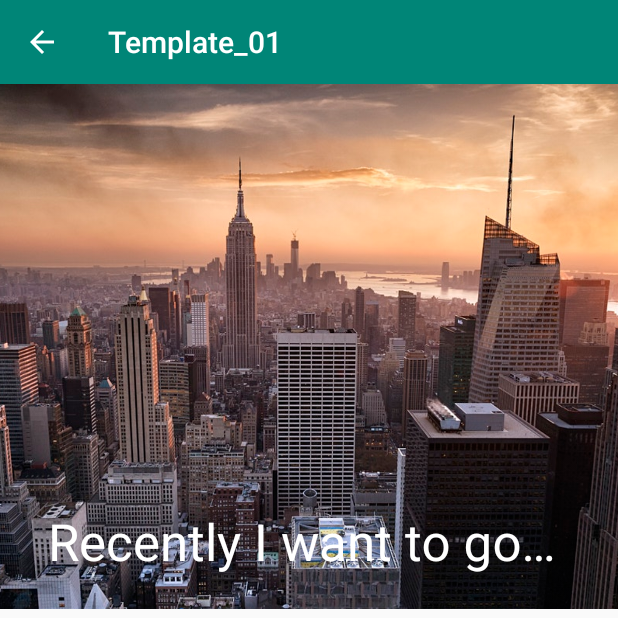
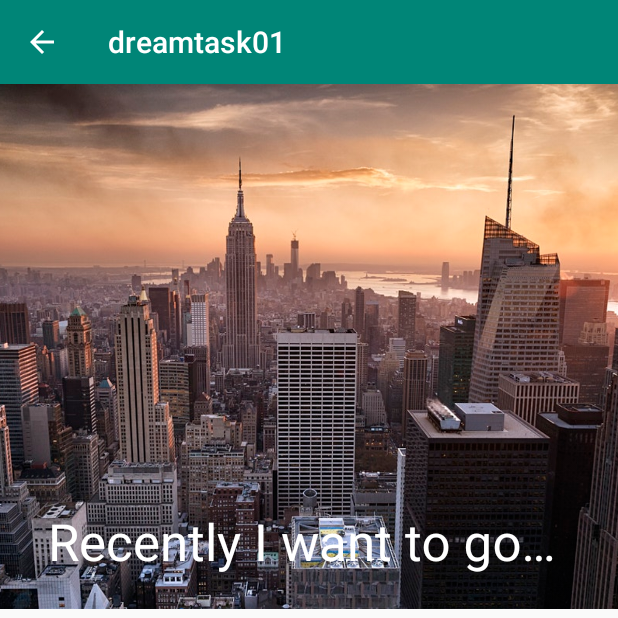
Before and after one commit to hirorock1103/Template_01, an Android app: the FifthActivity screen opened directly, with no data from a screen before it, on a phone screen of 412 x 824 dp, the top half of it. Run offline under Robolectric (Android 15) with nearby library versions, the phone set to English and light mode, and no system bars.

Commit message:
2018-108

```diff
--- a/app/build.gradle
+++ b/app/build.gradle
@@ -3,7 +3,7 @@ apply plugin: 'com.android.application'
 android {
     compileSdkVersion 28
     defaultConfig {
-        applicationId "com.example.hirorock1103.template_01"
+        applicationId "com.example.hirorock1103.dreamtask01"
         minSdkVersion 21
         targetSdkVersion 28
         versionCode 1
--- a/app/src/main/res/values/strings.xml
+++ b/app/src/main/res/values/strings.xml
@@ -1,5 +1,5 @@
 <resources>
-    <string name="app_name">Template_01</string>
+    <string name="app_name">dreamtask01</string>
     <string name="news">Recently I want to go to newyork</string>
     <string name="in_news">Surrender to the music of the night at ‘The Phantom of the Opera,’ the longest-running show in Broadway history. Featuring a swoon-worthy score 7</string>
     <string name="publich_date">2019/01/05</string>
```
